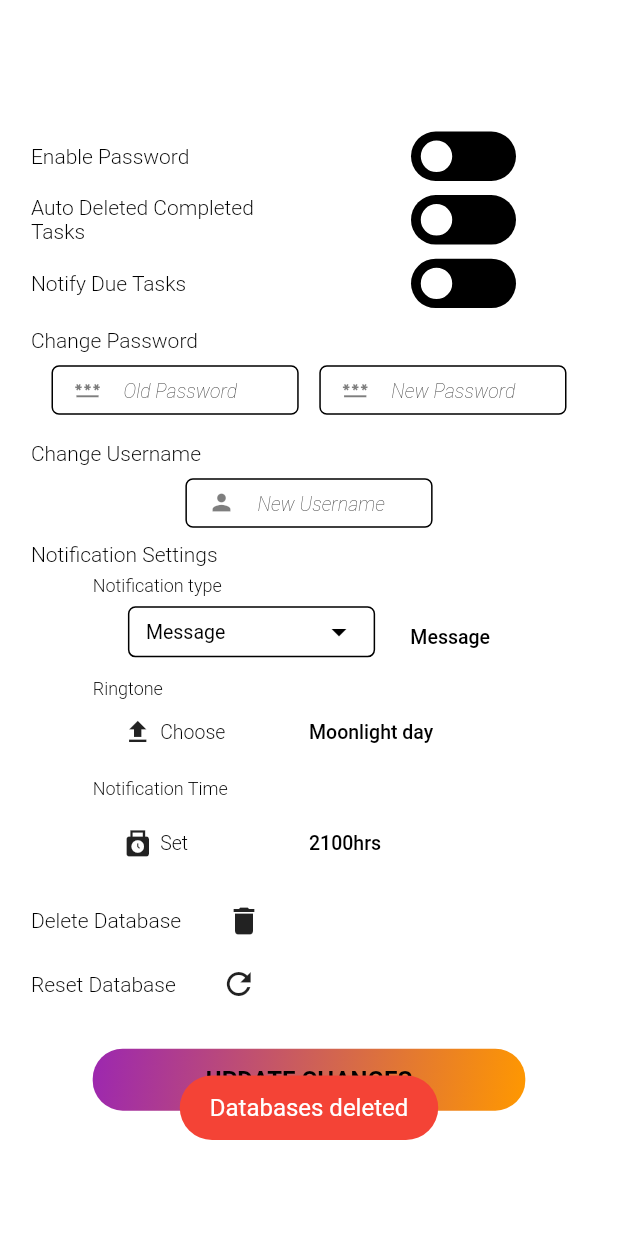
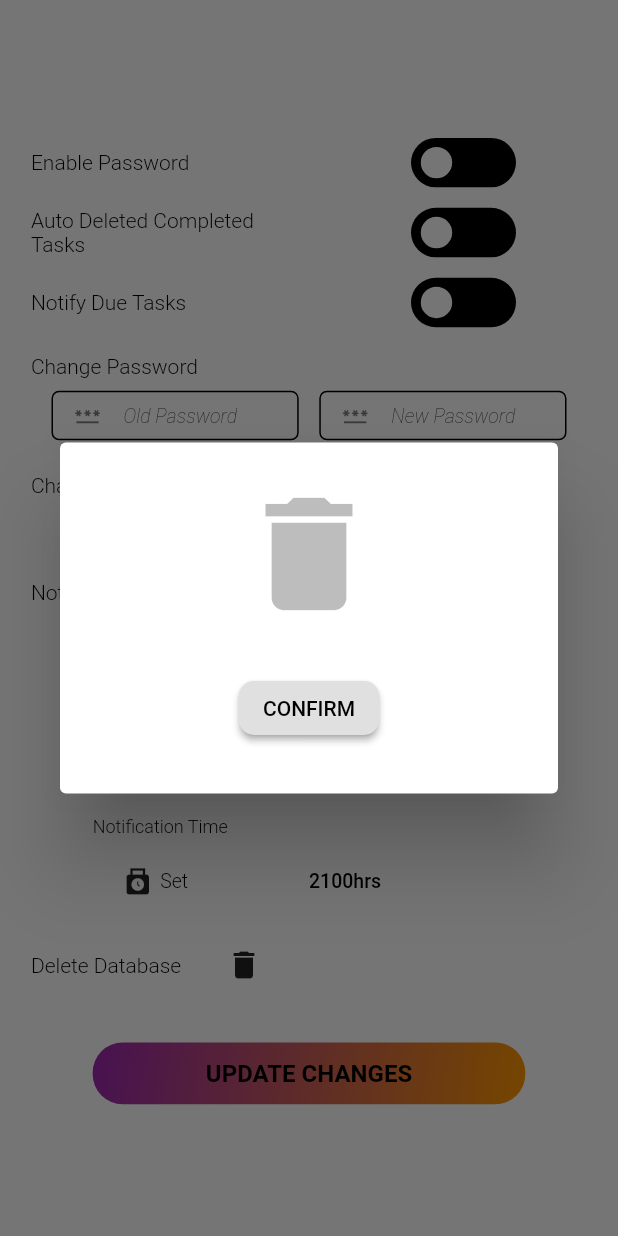
Before and after one commit to Trihz/mysecretary, a Flutter app: the Settings screen opened directly, after a tap on the "delete" icon, on a phone screen of 412 x 824 dp. Run offline on Flutter 3.47's test engine with Material 2 defaults, Android fonts, the phone set to English and light mode, and no system bars; drawn by our look-alikes of flutter_switch; our stand-ins replace animated_text_kit, fluttertoast, hive, hive_flutter, shared_preferences and 1 more; missing offline and left inert: dart:ffi, restart_app; accounts and stored records are empty.

Commit message:
Bug fixess

```diff
--- a/lib/settings/settings.dart
+++ b/lib/settings/settings.dart
@@ -1,5 +1,6 @@
 import 'package:flutter/material.dart';
 import 'package:flutter_switch/flutter_switch.dart';
+import 'package:mysecretary/gradienticon.dart';
 import 'package:mysecretary/settings/settings_logic.dart';
 import 'package:shared_preferences/shared_preferences.dart';
 import 'package:fluttertoast/fluttertoast.dart';
@@ -662,8 +663,6 @@
                 passwordEnabled,
                 autoDeleteEnabled,
                 notifyEnabled);
-            displayToast(
-                "Old Password: $oldPassword New Password: $newPassword New Username: $newUsername Notification Type: $notificationType Password Enable: $passwordEnabled AutoDelete Enable: $autoDeleteEnabled Notify Enable: $notifyEnabled");
           },
           child: const Center(
               child: Text(
@@ -691,36 +690,10 @@
           const SizedBox(width: 30),
           GestureDetector(
               onTap: () {
-                // delete the databases
-                SettingsLogic().deleteActiveTasksDatabase();
-                SettingsLogic().deleteInactiveTasksDatabase();
+                // confirm delete dialog
+                confirmDeleteDialog();
               },
               child: const Icon(Icons.delete))
-        ],
-      ),
-    );
-  }
-
-  /// function to reset the database to default settings to enable normal operations after database has been deleted
-  Widget resetDatabase() {
-    return Container(
-      height: MediaQuery.of(context).size.height * 0.05,
-      width: MediaQuery.of(context).size.width * 0.9,
-      decoration: const BoxDecoration(color: Colors.transparent),
-      child: Row(
-        mainAxisAlignment: MainAxisAlignment.start,
-        children: [
-          const Text(
-            "Reset Database",
-            style: TextStyle(
-                color: Colors.black, fontWeight: FontWeight.w300, fontSize: 14),
-          ),
-          const SizedBox(width: 30),
-          GestureDetector(
-              onTap: () {
-                SettingsLogic().resetDatabase();
-              },
-              child: const Icon(Icons.refresh))
         ],
       ),
     );
@@ -760,7 +733,6 @@
                   changeUserName(),
                   notificationSettings(),
                   deleteDatabase(),
-                  resetDatabase(),
                   const SizedBox(height: 20),
                   updateChangesButton(),
                 ],
@@ -771,4 +743,36 @@
       ),
     ));
   }
+
+  /// alert dialog to propmt the user to confirm deletion of the database
+  Future confirmDeleteDialog() => showDialog(
+      context: context,
+      builder: (context) => AlertDialog(
+          backgroundColor: Colors.white,
+          icon: const Icon(
+            Icons.delete,
+            size: 100,
+            color: Colors.black26,
+          ),
+          content: Container(
+            height: MediaQuery.of(context).size.height * 0.08,
+            width: MediaQuery.of(context).size.width * 1,
+            decoration: const BoxDecoration(color: Colors.transparent),
+            child: Center(
+              child: ElevatedButton(
+                  onPressed: () {
+                    // delete both databases
+                    SettingsLogic().deleteActiveTasksDatabase();
+                    SettingsLogic().deleteInactiveTasksDatabase();
+                    Navigator.of(context).pop();
+                  },
+                  style: ElevatedButton.styleFrom(
+                      backgroundColor: Colors.grey.shade300,
+                      foregroundColor: Colors.black,
+                      shadowColor: Colors.grey,
+                      shape: const RoundedRectangleBorder(
+                          borderRadius: BorderRadius.all(Radius.circular(10)))),
+                  child: const Text("CONFIRM")),
+            ),
+          )));
 }
--- a/lib/tasksdetails/tasksdetails_ui.dart
+++ b/lib/tasksdetails/tasksdetails_ui.dart
@@ -287,13 +287,8 @@
           ),
           GestureDetector(
             onTap: () {
-              //TaskDetailsLogic().predefineKeyValue();
               TaskDetailsLogic().recordDeletedTasksIndexes(widget.taskKey);
-              //TaskDetailsLogic().readDeletedTasksKeys();
               TaskDetailsLogic().readData();
-              //TaskDetailsLogic().deleteDatabase();
-
-              //TaskDetailsLogic().deleteSpecifiedTask(widget.taskKey);
             },
             child: Container(
               height: MediaQuery.of(context).size.height * 0.05,
```
Also changed, not shown: lib/homescreen/homescreen_logic.dart (+25 -14 lines), lib/homescreen/homescreen_ui.dart (+86 -19 lines).
